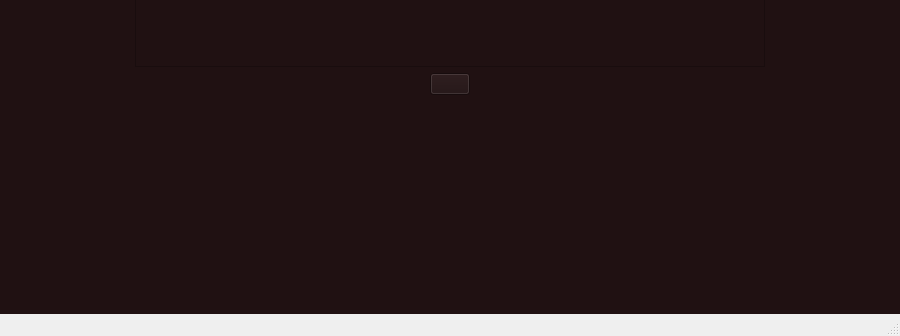
m1ffer/Touch-typing, file mainwindow.ui: the form before one commit; both pictures show x 0 to 900 and y 286 to 622 of the 900 by 622 pixel window.
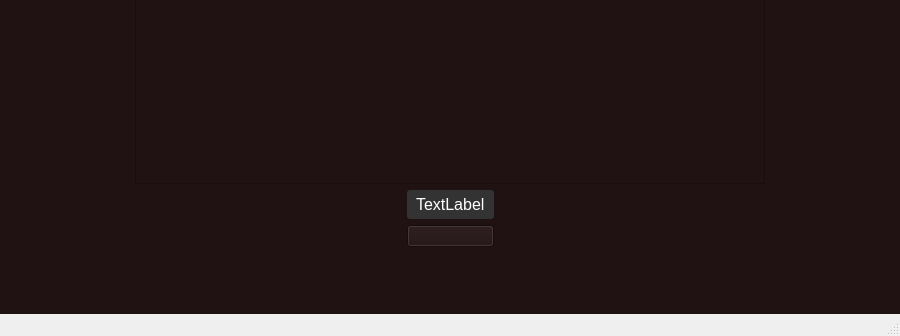
The form after the commit. The open tabs and pages were chosen to show the change. Icons and pictures are not drawn. Custom widgets are drawn as their Qt base class.

```diff
--- a/mainwindow.ui
+++ b/mainwindow.ui
@@ -78,10 +78,13 @@
                   <item row="0" column="0">
                    <layout class="QGridLayout" name="gridLayout_7" rowstretch="1">
                     <item row="0" column="0">
-                     <layout class="QGridLayout" name="gridLayout_10" rowstretch="5,1,5">
+                     <layout class="QGridLayout" name="gridLayout_10" rowstretch="5,0,0">
+                      <item row="0" column="0">
+                       <widget class="TypingInput" name="typingInput"/>
+                      </item>
                       <item row="1" column="0">
                        <layout class="QGridLayout" name="gridLayout_17" columnstretch="10,1,10">
-                        <item row="0" column="1">
+                        <item row="1" column="1">
                          <widget class="ControlButton" name="resetButton">
                           <property name="text">
                            <string/>
@@ -92,7 +95,7 @@
                           </property>
                          </widget>
                         </item>
-                        <item row="0" column="0">
+                        <item row="1" column="0">
                          <spacer name="horizontalSpacer_4">
                           <property name="orientation">
                            <enum>Qt::Orientation::Horizontal</enum>
@@ -105,7 +108,7 @@
                           </property>
                          </spacer>
                         </item>
-                        <item row="0" column="2">
+                        <item row="1" column="2">
                          <spacer name="horizontalSpacer_5">
                           <property name="orientation">
                            <enum>Qt::Orientation::Horizontal</enum>
@@ -118,6 +121,49 @@
                           </property>
                          </spacer>
                         </item>
+                        <item row="0" column="1">
+                         <widget class="QLabel" name="timerLabel">
+                          <property name="styleSheet">
+                           <string notr="true">QLabel {
+    color: #ffffff; 
+    font-size: 16px; 
+    font-family: 'Consolas'; 
+    background-color: #333333; 
+    padding: 5px; 
+    border-radius: 3px;
+}</string>
+                          </property>
+                          <property name="text">
+                           <string>TextLabel</string>
+                          </property>
+                         </widget>
+                        </item>
+                        <item row="0" column="2">
+                         <spacer name="horizontalSpacer_7">
+                          <property name="orientation">
+                           <enum>Qt::Orientation::Horizontal</enum>
+                          </property>
+                          <property name="sizeHint" stdset="0">
+                           <size>
+                            <width>40</width>
+                            <height>20</height>
+                           </size>
+                          </property>
+                         </spacer>
+                        </item>
+                        <item row="0" column="0">
+                         <spacer name="horizontalSpacer_8">
+                          <property name="orientation">
+                           <enum>Qt::Orientation::Horizontal</enum>
+                          </property>
+                          <property name="sizeHint" stdset="0">
+                           <size>
+                            <width>40</width>
+                            <height>20</height>
+                           </size>
+                          </property>
+                         </spacer>
+                        </item>
                        </layout>
                       </item>
                       <item row="2" column="0">
@@ -133,9 +179,6 @@
                         </property>
                        </spacer>
                       </item>
-                      <item row="0" column="0">
-                       <widget class="TypingInput" name="typingInput"/>
-                      </item>
                      </layout>
                     </item>
                    </layout>
```
Left out of the diff: 38 changed lines with no effect on the pictures.
